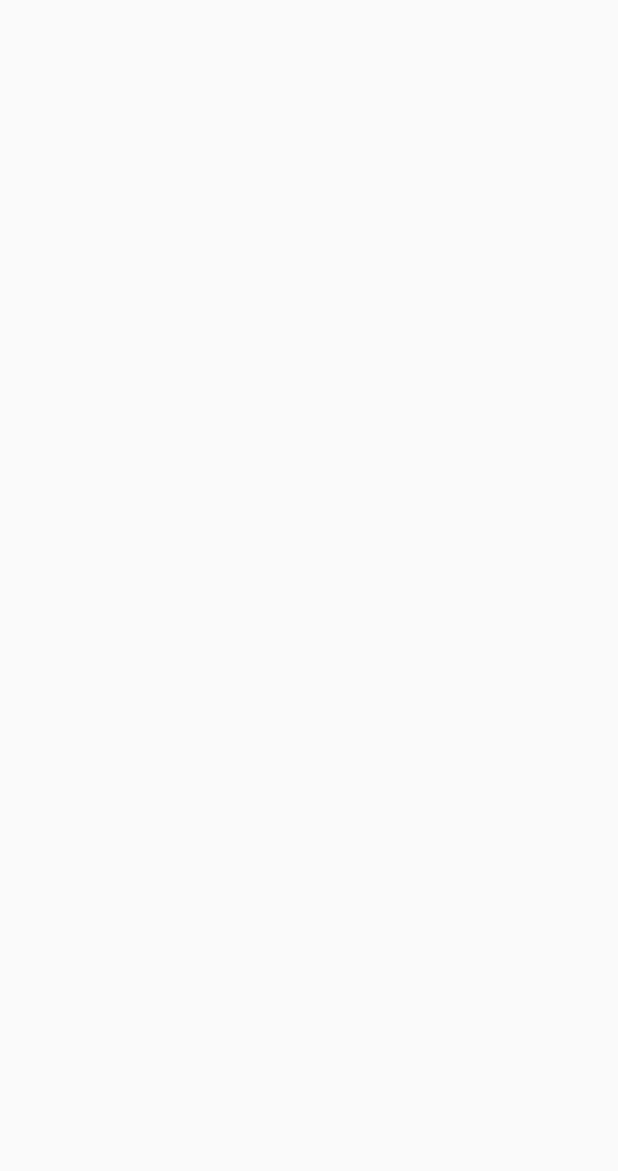
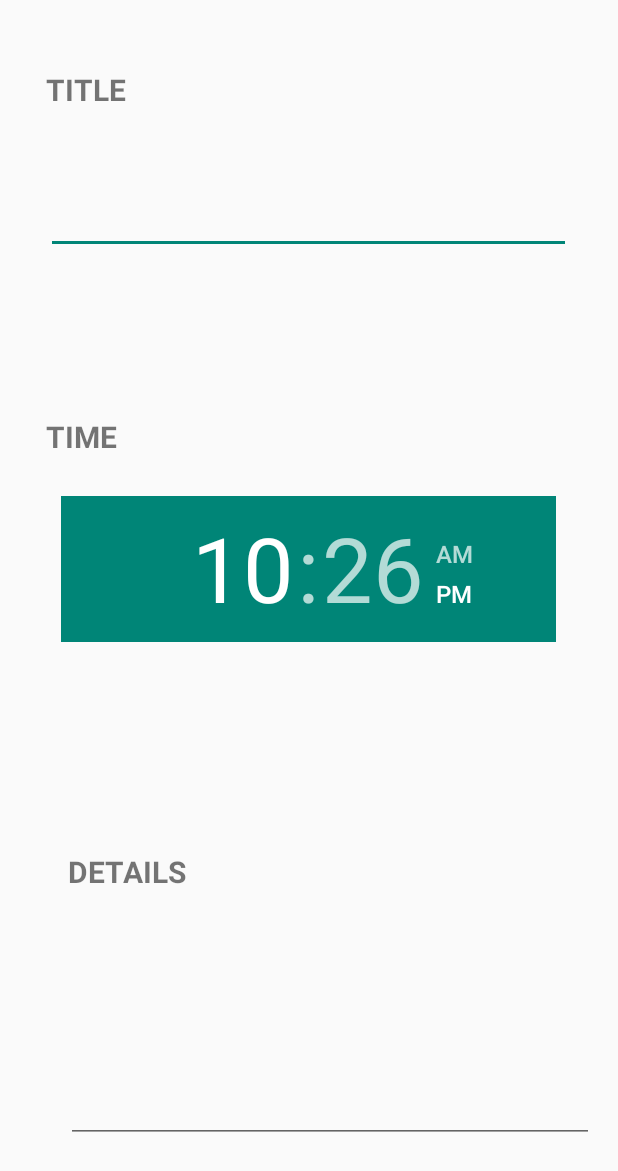
Before and after one commit to pavithB/MySchedule, an Android app: the CreateAppoinment screen opened directly, with no data from a screen before it, on a phone screen of 412 x 824 dp. Before the commit the part shown is empty. Shown: the top 1171 px of the screen. Run offline under Robolectric (Android 15) with nearby library versions, the phone set to English and light mode, and no system bars.

Commit message:
partially finish the create appoinment ui

```diff
--- a/app/src/main/java/com/pavithbuddhima/myschedule/CalenderMain.java
+++ b/app/src/main/java/com/pavithbuddhima/myschedule/CalenderMain.java
@@ -1,13 +1,33 @@
 package com.pavithbuddhima.myschedule;
 
+import android.content.DialogInterface;
+import android.content.Intent;
+import android.net.wifi.p2p.WifiP2pManager;
 import android.support.v7.app.AppCompatActivity;
 import android.os.Bundle;
+import android.view.View;
 
-public class CalenderMain extends AppCompatActivity {
+public class CalenderMain extends AppCompatActivity implements View.OnClickListener {
 
     @Override
     protected void onCreate(Bundle savedInstanceState) {
         super.onCreate(savedInstanceState);
         setContentView(R.layout.activity_calender_main);
     }
+
+
+    public void onClick(View v){
+
+        switch (v.getId()){
+
+            case R.id.create :
+                Intent createAppoint = new Intent(this,CreateAppoinment.class);
+                startActivity(createAppoint);
+
+
+        }
+
+    }
+
+
 }
--- a/app/src/main/res/layout/activity_calender_main.xml
+++ b/app/src/main/res/layout/activity_calender_main.xml
@@ -33,12 +33,13 @@
         android:layout_width="176dp"
         android:layout_height="wrap_content"
         android:layout_marginBottom="33dp"
-        app:layout_constraintBottom_toTopOf="@+id/button"
-        app:layout_constraintLeft_toLeftOf="@+id/button"
+        app:layout_constraintBottom_toTopOf="@+id/edit"
+        app:layout_constraintLeft_toLeftOf="@+id/edit"
         android:text="Create Appointment  "
         android:textStyle="bold"
         android:textAllCaps="false"
         android:background="#009688"
+        android:id="@+id/create"
         />
 
 
@@ -49,12 +50,13 @@
         android:layout_width="176dp"
         android:layout_height="wrap_content"
         android:layout_marginBottom="32dp"
-        app:layout_constraintBottom_toTopOf="@+id/button2"
-        app:layout_constraintRight_toRightOf="@+id/button2"
+        app:layout_constraintBottom_toTopOf="@+id/delete"
+        app:layout_constraintRight_toRightOf="@+id/delete"
         android:text="Move Appointment  "
         android:textAllCaps="false"
         android:textStyle="bold"
-        android:background="#03A9F4"/>
+        android:background="#03A9F4"
+        android:id="@+id/move"/>
 
 
 
@@ -65,12 +67,13 @@
         android:layout_marginBottom="29dp"
         android:layout_marginLeft="16dp"
         app:layout_constraintLeft_toLeftOf="parent"
-        android:id="@+id/button"
+        android:id="@+id/edit"
         android:textStyle="bold"
         android:text="View/Edit Appointment  "
         android:textAllCaps="false"
         android:background="#FFC107"
-        android:layout_marginStart="16dp" />
+        android:layout_marginStart="16dp"
+        />
 
 
 
@@ -83,7 +86,7 @@
         android:layout_marginBottom="30dp"
         android:layout_marginRight="16dp"
         app:layout_constraintRight_toRightOf="parent"
-        android:id="@+id/button2"
+        android:id="@+id/delete"
         android:textStyle="bold"
         android:text="Delete Appointment  "
         android:textAllCaps="false"
--- a/app/src/main/res/layout/activity_create_appoinment.xml
+++ b/app/src/main/res/layout/activity_create_appoinment.xml
@@ -6,4 +6,93 @@
     android:layout_height="match_parent"
     tools:context="com.pavithbuddhima.myschedule.CreateAppoinment">
 
+
+
+
+    <TextView
+        android:id="@+id/textView"
+        android:layout_width="119dp"
+        android:layout_height="35dp"
+        android:text="TITLE"
+        android:textSize="20dp"
+        android:textStyle="bold"
+        android:layout_marginLeft="0dp"
+        app:layout_constraintLeft_toLeftOf="@+id/editText"
+        android:layout_marginRight="8dp"
+        app:layout_constraintRight_toRightOf="@+id/editText"
+        app:layout_constraintHorizontal_bias="0.0"
+        android:layout_marginBottom="8dp"
+        app:layout_constraintBottom_toTopOf="@+id/editText" />
+
+    <TextView
+        android:layout_width="119dp"
+        android:layout_height="35dp"
+        android:text="TIME"
+        android:textSize="20dp"
+        android:textStyle="bold"
+        android:layout_marginLeft="-10dp"
+        app:layout_constraintLeft_toLeftOf="@+id/timePicker"
+        android:layout_marginRight="8dp"
+        app:layout_constraintRight_toRightOf="@+id/timePicker"
+        app:layout_constraintHorizontal_bias="0.0"
+        android:layout_marginBottom="18dp"
+        app:layout_constraintBottom_toTopOf="@+id/timePicker" />
+
+    <TextView
+        android:id="@+id/textView2"
+        android:layout_width="119dp"
+        android:layout_height="35dp"
+        android:text="DETAILS"
+        android:textSize="20dp"
+        android:textStyle="bold"
+        android:layout_marginRight="231dp"
+        app:layout_constraintRight_toRightOf="@+id/editText2"
+        android:layout_marginLeft="8dp"
+        app:layout_constraintLeft_toLeftOf="@+id/editText2"
+        app:layout_constraintHorizontal_bias="1.0"
+        android:layout_marginBottom="14dp"
+        app:layout_constraintBottom_toTopOf="@+id/editText2" />
+
+
+    <EditText
+        android:layout_width="350dp"
+        android:layout_height="80dp"
+        android:id="@+id/editText"
+        android:layout_marginLeft="8dp"
+        app:layout_constraintLeft_toLeftOf="parent"
+        android:layout_marginRight="8dp"
+        app:layout_constraintRight_toRightOf="parent"
+        app:layout_constraintTop_toTopOf="parent"
+        android:layout_marginTop="89dp"
+        app:layout_constraintHorizontal_bias="0.488" />
+
+
+    <EditText
+        android:layout_width="352dp"
+        android:layout_height="145dp"
+        android:id="@+id/editText2"
+        android:layout_marginLeft="8dp"
+        app:layout_constraintLeft_toLeftOf="parent"
+        android:layout_marginRight="8dp"
+        app:layout_constraintRight_toRightOf="parent"
+        app:layout_constraintBottom_toBottomOf="parent"
+        app:layout_constraintHorizontal_bias="0.813"
+        android:layout_marginBottom="62dp" />
+
+    <TimePicker
+        android:id="@+id/timePicker"
+        android:layout_width="330dp"
+        android:layout_height="97dp"
+        android:timePickerMode="clock"
+        android:layout_marginLeft="8dp"
+        app:layout_constraintLeft_toLeftOf="parent"
+        android:layout_marginRight="8dp"
+        app:layout_constraintRight_toRightOf="parent"
+        app:layout_constraintHorizontal_bias="0.492"
+        android:layout_marginBottom="8dp"
+        app:layout_constraintBottom_toTopOf="@+id/editText2"
+        android:layout_marginTop="8dp"
+        app:layout_constraintTop_toBottomOf="@+id/editText"
+        app:layout_constraintVertical_bias="0.46" />
+
 </android.support.constraint.ConstraintLayout>
```
